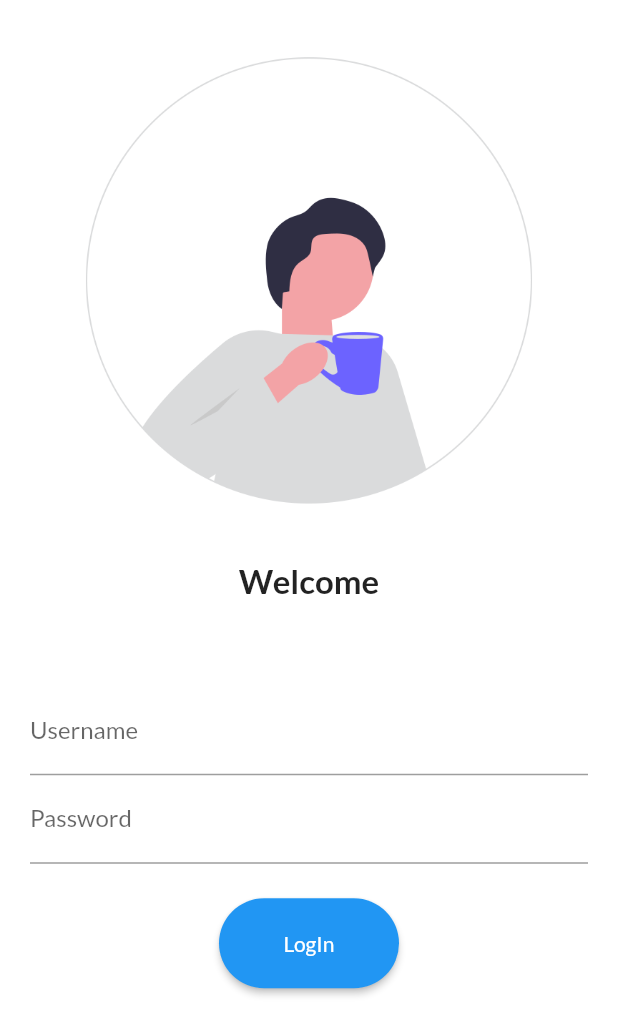
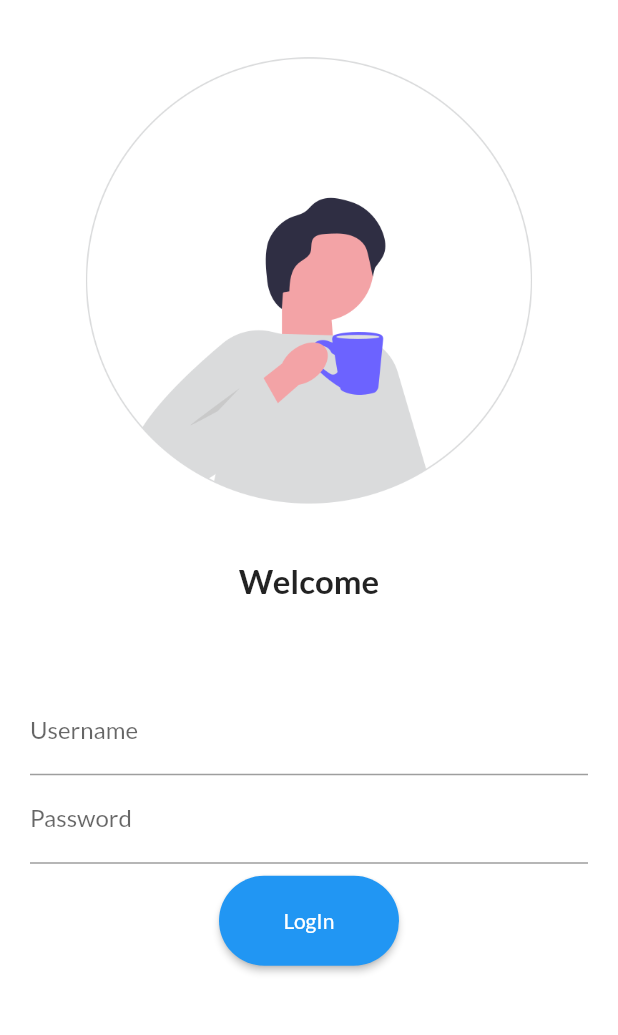
Before and after one commit to Gauravpolai/KuchTohApp, a Flutter app: the screen it shows after launch, on a phone screen of 412 x 824 dp. Shown: the top 1035 px of the screen. Run offline on Flutter 3.47's test engine with Material 2 defaults, Android fonts, the phone set to English and light mode, and no system bars; our stand-ins replace google_fonts.

Commit message:
trial test

```diff
--- a/lib/pages/login.dart
+++ b/lib/pages/login.dart
@@ -40,9 +40,7 @@ class loginPage extends StatelessWidget {
             ),
           ),
 
-          Padding(
-            padding: const EdgeInsets.all(15.0),
-            child: ElevatedButton(
+           ElevatedButton(
               onPressed: () {},
               child: Text("LogIn"),
               style: ElevatedButton.styleFrom(
@@ -52,7 +50,7 @@ class loginPage extends StatelessWidget {
               minimumSize: Size(120, 60)
               ),
             ),
-          )
+
 
         ],
       )),
```
